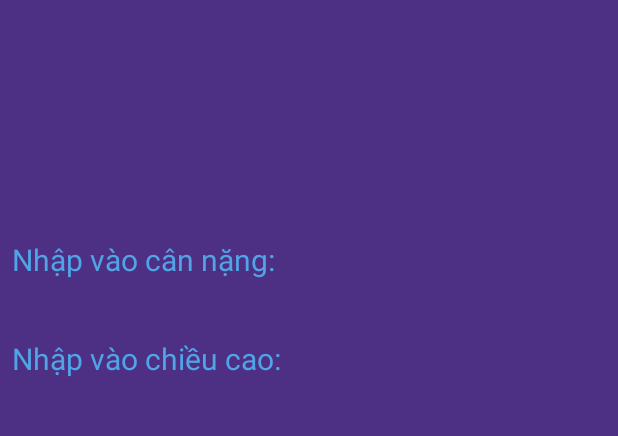
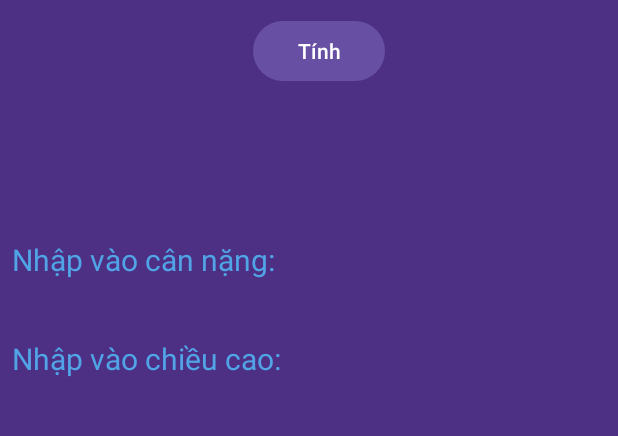
Before and after one commit to ngotrongtin/63131452_AndroidProgramming, an Android app: the screen it shows after launch (MainActivity), on a phone screen of 412 x 824 dp, the part 106-542 px from its top. Run offline under Robolectric (Android 15) with nearby library versions, the phone set to English and light mode, and no system bars.

Commit message:
cau 2 button tinh

```diff
--- a/ntu_63131452/Cau2_AppBMI/app/src/main/res/layout/activity_main.xml
+++ b/ntu_63131452/Cau2_AppBMI/app/src/main/res/layout/activity_main.xml
@@ -73,6 +73,18 @@
         app:layout_constraintStart_toEndOf="@+id/textView5"
         tools:layout_editor_absoluteY="289dp" />
 
+    <Button
+        android:id="@+id/btn_cal"
+        android:layout_width="wrap_content"
+        android:layout_height="wrap_content"
+        android:layout_marginStart="168dp"
+        android:layout_marginTop="39dp"
+        android:layout_marginEnd="155dp"
+        android:text="Tính"
+        app:layout_constraintEnd_toEndOf="parent"
+        app:layout_constraintStart_toStartOf="parent"
+        app:layout_constraintTop_toBottomOf="@+id/inputHeight" />
+
 
 
 </androidx.constraintlayout.widget.ConstraintLayout>
```
